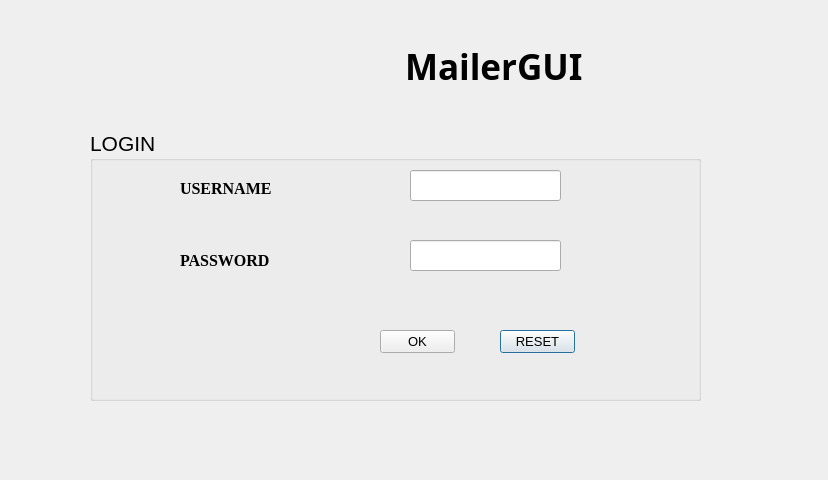
First picture: the form in MailerGui/Interface/GUI/login.ui, repository Geek-ubaid/mailer-gui, before the edit.
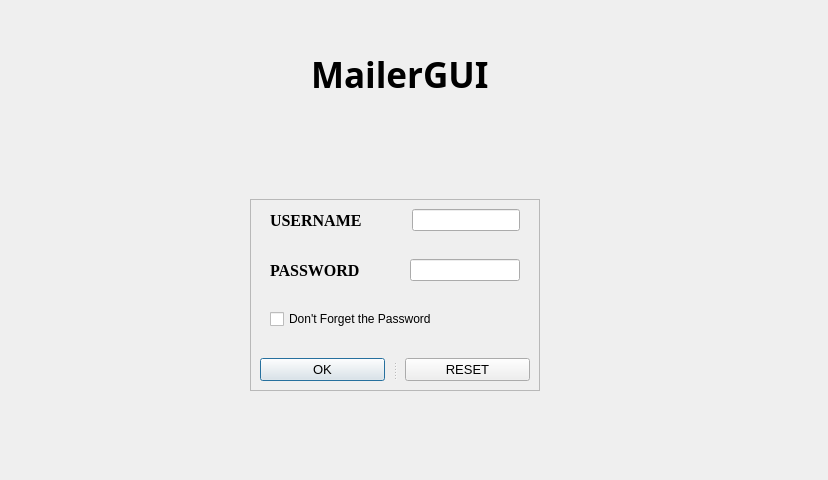
Second picture: the form after the edit. Icons and pictures are not drawn.

Commit message: made changes in the login and added begin and starup screen

The edit to the form file:
```diff
--- a/MailerGui/Interface/GUI/login.ui
+++ b/MailerGui/Interface/GUI/login.ui
@@ -13,132 +13,20 @@
   <property name="windowTitle">
    <string>Dialog</string>
   </property>
-  <widget class="QGroupBox" name="groupBox">
-   <property name="geometry">
-    <rect>
-     <x>90</x>
-     <y>130</y>
-     <width>611</width>
-     <height>271</height>
-    </rect>
+  <layout class="QFormLayout" name="formLayout">
+   <property name="verticalSpacing">
+    <number>100</number>
    </property>
-   <property name="font">
-    <font>
-     <family>Arial</family>
-     <pointsize>16</pointsize>
-    </font>
+   <property name="leftMargin">
+    <number>250</number>
    </property>
-   <property name="title">
-    <string>LOGIN</string>
+   <property name="topMargin">
+    <number>50</number>
    </property>
-   <widget class="QLineEdit" name="pass">
-    <property name="geometry">
-     <rect>
-      <x>320</x>
-      <y>110</y>
-      <width>151</width>
-      <height>31</height>
-     </rect>
-    </property>
-   </widget>
-   <widget class="QPushButton" name="reset">
-    <property name="geometry">
-     <rect>
-      <x>410</x>
-      <y>200</y>
-      <width>75</width>
-      <height>23</height>
-     </rect>
-    </property>
-    <property name="font">
-     <font>
-      <pointsize>10</pointsize>
-     </font>
-    </property>
-    <property name="text">
-     <string>RESET</string>
-    </property>
-   </widget>
-   <widget class="QLineEdit" name="user">
-    <property name="geometry">
-     <rect>
-      <x>320</x>
-      <y>40</y>
-      <width>151</width>
-      <height>31</height>
-     </rect>
-    </property>
-   </widget>
-   <widget class="QPushButton" name="login">
-    <property name="geometry">
-     <rect>
-      <x>290</x>
-      <y>200</y>
-      <width>75</width>
-      <height>23</height>
-     </rect>
-    </property>
-    <property name="font">
-     <font>
-      <pointsize>10</pointsize>
-     </font>
-    </property>
-    <property name="text">
-     <string>OK</string>
-    </property>
-   </widget>
-   <widget class="QLabel" name="username">
-    <property name="geometry">
-     <rect>
-      <x>90</x>
-      <y>50</y>
-      <width>111</width>
-      <height>16</height>
-     </rect>
-    </property>
-    <property name="font">
-     <font>
-      <family>Times New Roman</family>
-      <pointsize>12</pointsize>
-      <weight>75</weight>
-      <bold>true</bold>
-     </font>
-    </property>
-    <property name="text">
-     <string>USERNAME</string>
-    </property>
-   </widget>
-   <widget class="QLabel" name="password">
-    <property name="geometry">
-     <rect>
-      <x>90</x>
-      <y>120</y>
-      <width>101</width>
-      <height>21</height>
-     </rect>
-    </property>
-    <property name="font">
-     <font>
-      <family>Times New Roman</family>
-      <pointsize>12</pointsize>
-      <weight>75</weight>
-      <bold>true</bold>
-     </font>
-    </property>
-    <property name="text">
-     <string>PASSWORD</string>
-    </property>
-   </widget>
-  </widget>
-  <widget class="QWidget" name="">
-   <property name="geometry">
-    <rect>
-     <x>240</x>
-     <y>30</y>
-     <width>371</width>
-     <height>72</height>
-    </rect>
-   </property>
+   <property name="bottomMargin">
+    <number>30</number>
+   </property>
+   <item row="0" column="0">
    <layout class="QGridLayout" name="gridLayout">
     <property name="leftMargin">
      <number>31</number>
@@ -147,12 +35,12 @@
      <number>28</number>
     </property>
     <property name="horizontalSpacing">
-     <number>29</number>
+      <number>23</number>
     </property>
     <property name="verticalSpacing">
-     <number>17</number>
-    </property>
-    <item row="0" column="0">
+      <number>5</number>
+     </property>
+     <item row="0" column="0" alignment="Qt::AlignRight">
      <widget class="QLabel" name="label">
       <property name="text">
        <string/>
@@ -178,10 +66,139 @@
      </widget>
     </item>
    </layout>
-  </widget>
- </widget>
- <resources>
-  <include location="../../Data/Icons.qrc"/>
- </resources>
+   </item>
+   <item row="1" column="0">
+    <widget class="QFrame" name="frame">
+     <property name="frameShape">
+      <enum>QFrame::StyledPanel</enum>
+     </property>
+     <property name="frameShadow">
+      <enum>QFrame::Raised</enum>
+     </property>
+     <layout class="QGridLayout" name="gridLayout_5">
+      <property name="verticalSpacing">
+       <number>29</number>
+      </property>
+      <item row="0" column="0">
+       <layout class="QGridLayout" name="gridLayout_4">
+        <property name="leftMargin">
+         <number>10</number>
+        </property>
+        <property name="horizontalSpacing">
+         <number>18</number>
+        </property>
+        <property name="verticalSpacing">
+         <number>28</number>
+        </property>
+        <item row="0" column="0">
+         <layout class="QGridLayout" name="gridLayout_3">
+          <property name="leftMargin">
+           <number>0</number>
+          </property>
+          <property name="rightMargin">
+           <number>10</number>
+          </property>
+          <property name="horizontalSpacing">
+           <number>50</number>
+          </property>
+          <item row="0" column="0">
+           <widget class="QLabel" name="username">
+            <property name="font">
+             <font>
+              <family>Times New Roman</family>
+              <pointsize>12</pointsize>
+              <weight>75</weight>
+              <bold>true</bold>
+             </font>
+            </property>
+            <property name="text">
+             <string>USERNAME</string>
+            </property>
+           </widget>
+          </item>
+          <item row="0" column="1">
+           <widget class="QLineEdit" name="username_text_box"/>
+          </item>
+         </layout>
+        </item>
+        <item row="1" column="0">
+         <layout class="QGridLayout" name="gridLayout_2">
+          <property name="leftMargin">
+           <number>0</number>
+          </property>
+          <property name="rightMargin">
+           <number>10</number>
+          </property>
+          <property name="horizontalSpacing">
+           <number>50</number>
+          </property>
+          <item row="0" column="0">
+           <widget class="QLabel" name="password">
+            <property name="font">
+             <font>
+              <family>Times New Roman</family>
+              <pointsize>12</pointsize>
+              <weight>75</weight>
+              <bold>true</bold>
+             </font>
+            </property>
+            <property name="text">
+             <string>PASSWORD</string>
+            </property>
+           </widget>
+          </item>
+          <item row="0" column="1">
+           <widget class="QLineEdit" name="password_text_box"/>
+          </item>
+         </layout>
+        </item>
+        <item row="2" column="0">
+         <widget class="QCheckBox" name="forget_password">
+          <property name="text">
+           <string>Don't Forget the Password</string>
+          </property>
+          <property name="tristate">
+           <bool>true</bool>
+          </property>
+         </widget>
+        </item>
+       </layout>
+      </item>
+      <item row="1" column="0">
+       <widget class="QSplitter" name="splitter">
+        <property name="orientation">
+         <enum>Qt::Horizontal</enum>
+        </property>
+        <property name="handleWidth">
+         <number>20</number>
+        </property>
+        <widget class="QPushButton" name="login">
+         <property name="font">
+          <font>
+           <pointsize>10</pointsize>
+          </font>
+         </property>
+         <property name="text">
+          <string>OK</string>
+         </property>
+        </widget>
+        <widget class="QPushButton" name="reset">
+         <property name="font">
+          <font>
+           <pointsize>10</pointsize>
+          </font>
+         </property>
+         <property name="text">
+          <string>RESET</string>
+         </property>
+        </widget>
+       </widget>
+      </item>
+     </layout>
+    </widget>
+   </item>
+  </layout>
+ </widget>
+ <resources/>
  <connections/>
 </ui>
```
Left out of the diff: 4 changed lines with no effect on the pictures. Lines whose indentation alone changed are shown as unchanged. The commit also changes 11 other files.
